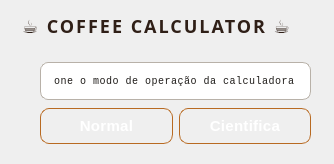
This is src/inicial.ui in Jujupedro5052005/CalculadoraPython as Qt 5 draws it before an edit. The edited form follows.
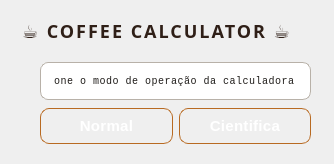
This is the edited form.

Patch:
```diff
--- a/src/inicial.ui
+++ b/src/inicial.ui
@@ -197,10 +197,13 @@
    </layout>
   </widget>
   <widget class="QLineEdit" name="lineTextTitle_2">
+   <property name="enabled">
+    <bool>false</bool>
+   </property>
    <property name="geometry">
     <rect>
      <x>20</x>
-     <y>10</y>
+     <y>15</y>
      <width>301</width>
      <height>31</height>
     </rect>
```
